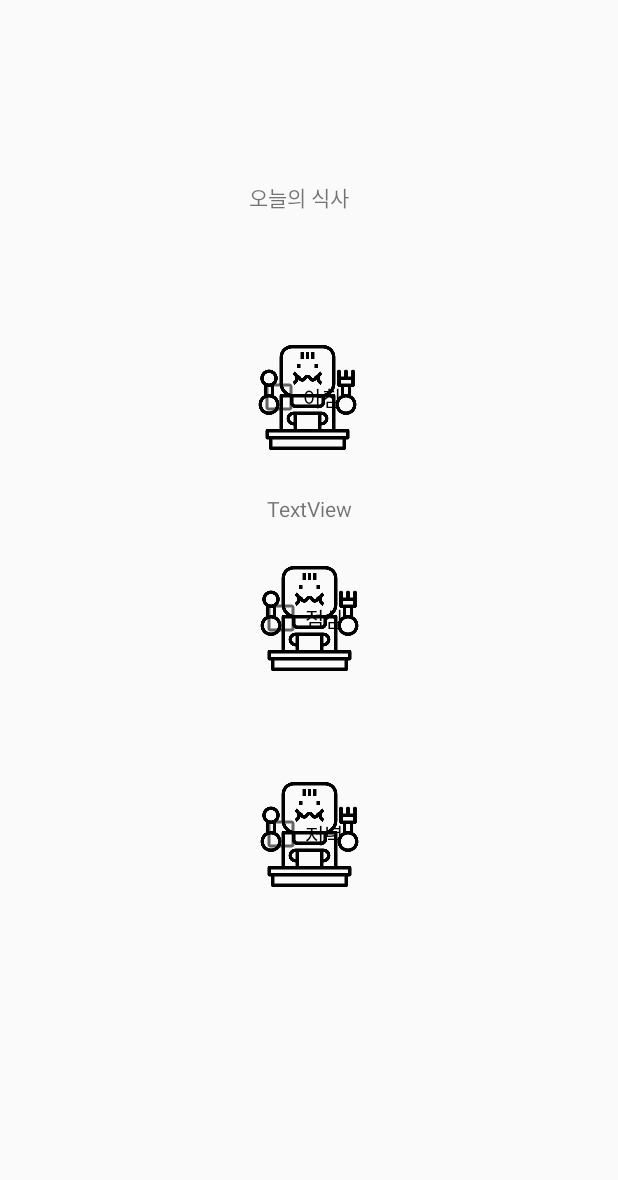
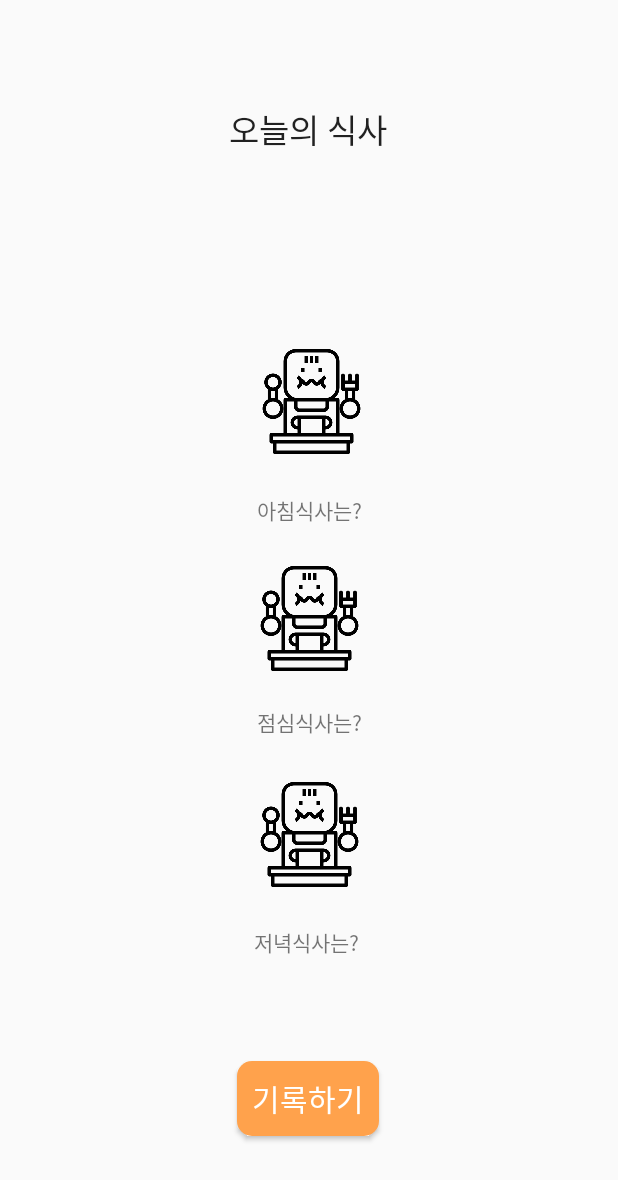
Before and after one commit to Campus-Street-Cat/streetcat, an Android app: the FoodInfo screen opened directly, with no data from a screen before it, on a phone screen of 412 x 824 dp. Shown: the top 1180 px of the screen. Run offline under Robolectric (Android 15) with nearby library versions, the phone set to English and light mode, and no system bars.

Commit message:
foodinfo change

```diff
--- a/app/src/main/java/com/example/streetcat/activity/FoodInfo.kt
+++ b/app/src/main/java/com/example/streetcat/activity/FoodInfo.kt
@@ -19,12 +19,21 @@ override fun onCreate(savedInstanceState: Bundle?) {
     super.onCreate(savedInstanceState)
     setContentView(R.layout.activity_food_info)
     setButtonClickEvent()
+
+    btn_upload.setOnClickListener(object : View.OnClickListener { //밥 등록시 처리
+        override fun onClick(v: View?) {
+            //TODO
+        }
+    })
 }
     private fun setButtonClickEvent(){
         btn_morning.setOnClickListener {onCheckedChanged(btn_morning, btn_morning.isChecked)}
         btn_evening.setOnClickListener {onCheckedChanged(btn_evening, btn_evening.isChecked)}
         btn_afternoon.setOnClickListener {onCheckedChanged(btn_afternoon, btn_afternoon.isChecked)}
     }
+
+
+
 
     fun getTime(button: Button, context: Context){ //time pick 스피너
 
@@ -58,12 +67,36 @@ override fun onCreate(savedInstanceState: Bundle?) {
             }
 
             btn_evening -> {
-                Toast.makeText(this, "점심밥을 기록합니다.", Toast.LENGTH_SHORT).show()
+
+                if (isChecked) {
+                    var calendar = Calendar.getInstance()
+                    var hour = calendar.get(Calendar.HOUR)
+                    var minute = calendar.get(Calendar.MINUTE)
+
+                    var listener = TimePickerDialog.OnTimeSetListener { _, i, i2 ->
+                        tv_evening.text = "${i}시 ${i2}분"
+                    }
+                    var picker = TimePickerDialog(this, listener, hour, minute, false)
+                    picker.show()
+                    Toast.makeText(this, "점심밥을 기록합니다.", Toast.LENGTH_SHORT).show()
+                }
+
             }
 
             btn_afternoon -> {
                 //TimePickerDialog(this, timeSetListener, cal.get(Calendar.HOUR_OF_DAY), cal.get(Calendar.MINUTE), true).show()\
-                Toast.makeText(this, "저녁밥을 기록합니다.", Toast.LENGTH_SHORT).show()
+                if (isChecked) {
+                    var calendar = Calendar.getInstance()
+                    var hour = calendar.get(Calendar.HOUR)
+                    var minute = calendar.get(Calendar.MINUTE)
+
+                    var listener = TimePickerDialog.OnTimeSetListener { _, i, i2 ->
+                        tv_afternoon.text = "${i}시 ${i2}분"
+                    }
+                    var picker = TimePickerDialog(this, listener, hour, minute, false)
+                    picker.show()
+                    Toast.makeText(this, "저녁밥을 기록합니다.", Toast.LENGTH_SHORT).show()
+                }
             }
         }
     }
--- a/app/src/main/res/layout/activity_food_info.xml
+++ b/app/src/main/res/layout/activity_food_info.xml
@@ -10,6 +10,8 @@
         tools:layout_editor_absoluteX="47dp"
         tools:layout_editor_absoluteY="214dp" />
 
+
+
     ]]>
 
     <CheckBox
@@ -17,20 +19,20 @@
         android:layout_width="70dp"
         android:layout_height="70dp"
         android:background="@drawable/eat"
-        android:text="아침"
+        android:button="@android:color/transparent"
         app:layout_constraintBottom_toTopOf="@+id/btn_evening"
         app:layout_constraintEnd_toEndOf="parent"
-        app:layout_constraintHorizontal_bias="0.498"
+        app:layout_constraintHorizontal_bias="0.504"
         app:layout_constraintStart_toStartOf="parent"
         app:layout_constraintTop_toTopOf="parent"
-        app:layout_constraintVertical_bias="0.748" />
+        app:layout_constraintVertical_bias="0.758" />
 
     <CheckBox
         android:id="@+id/btn_evening"
         android:layout_width="70dp"
         android:layout_height="70dp"
         android:background="@drawable/eat"
-        android:text="점심"
+        android:button="@android:color/transparent"
         app:layout_constraintBottom_toBottomOf="parent"
         app:layout_constraintEnd_toEndOf="parent"
         app:layout_constraintStart_toStartOf="parent"
@@ -41,7 +43,7 @@
         android:layout_width="70dp"
         android:layout_height="70dp"
         android:background="@drawable/eat"
-        android:text="저녁"
+        android:button="@android:color/transparent"
         app:layout_constraintBottom_toBottomOf="parent"
         app:layout_constraintEnd_toEndOf="parent"
         app:layout_constraintHorizontal_bias="0.501"
@@ -54,21 +56,64 @@
         android:layout_width="wrap_content"
         android:layout_height="wrap_content"
         android:text="오늘의 식사"
+        android:textAppearance="@style/TextAppearance.AppCompat.Large"
         app:layout_constraintBottom_toTopOf="@+id/btn_morning"
         app:layout_constraintEnd_toEndOf="parent"
-        app:layout_constraintHorizontal_bias="0.481"
+        app:layout_constraintHorizontal_bias="0.498"
         app:layout_constraintStart_toStartOf="parent"
         app:layout_constraintTop_toTopOf="parent"
-        app:layout_constraintVertical_bias="0.579" />
+        app:layout_constraintVertical_bias="0.347" />
 
     <TextView
         android:id="@+id/tv_morning"
         android:layout_width="wrap_content"
         android:layout_height="wrap_content"
-        android:text="TextView"
+        android:text="아침식사는?"
         app:layout_constraintBottom_toTopOf="@+id/btn_evening"
         app:layout_constraintEnd_toEndOf="parent"
         app:layout_constraintStart_toStartOf="parent"
         app:layout_constraintTop_toBottomOf="@+id/btn_morning" />
+
+    <TextView
+        android:id="@+id/tv_evening"
+        android:layout_width="wrap_content"
+        android:layout_height="wrap_content"
+        android:layout_marginTop="23dp"
+        android:text="점심식사는?"
+        app:layout_constraintBottom_toTopOf="@+id/btn_afternoon"
+        app:layout_constraintEnd_toEndOf="parent"
+        app:layout_constraintHorizontal_bias="0.501"
+        app:layout_constraintStart_toStartOf="parent"
+        app:layout_constraintTop_toBottomOf="@+id/btn_evening"
+        app:layout_constraintVertical_bias="0.0" />
+
+    <TextView
+        android:id="@+id/tv_afternoon"
+        android:layout_width="wrap_content"
+        android:layout_height="wrap_content"
+        android:text="저녁식사는?"
+        app:layout_constraintBottom_toBottomOf="parent"
+        app:layout_constraintEnd_toEndOf="parent"
+        app:layout_constraintHorizontal_bias="0.495"
+        app:layout_constraintStart_toStartOf="parent"
+        app:layout_constraintTop_toBottomOf="@+id/btn_afternoon"
+        app:layout_constraintVertical_bias="0.123" />
+
+    <Button
+        android:id="@+id/btn_upload"
+        android:layout_width="wrap_content"
+        android:layout_height="wrap_content"
+        android:background="@drawable/custom_btn"
+        android:backgroundTint="@color/orange"
+        android:padding="10dp"
+        android:text="기록하기"
+        android:textColor="@color/white"
+        android:textSize="20sp"
+        app:layout_constraintBottom_toBottomOf="parent"
+        app:layout_constraintEnd_toEndOf="parent"
+        app:layout_constraintHorizontal_bias="0.498"
+        app:layout_constraintStart_toStartOf="parent"
+        app:layout_constraintTop_toBottomOf="@+id/tv_afternoon"
+        app:layout_constraintVertical_bias="0.509" />
     />
 </androidx.constraintlayout.widget.ConstraintLayout>
```
